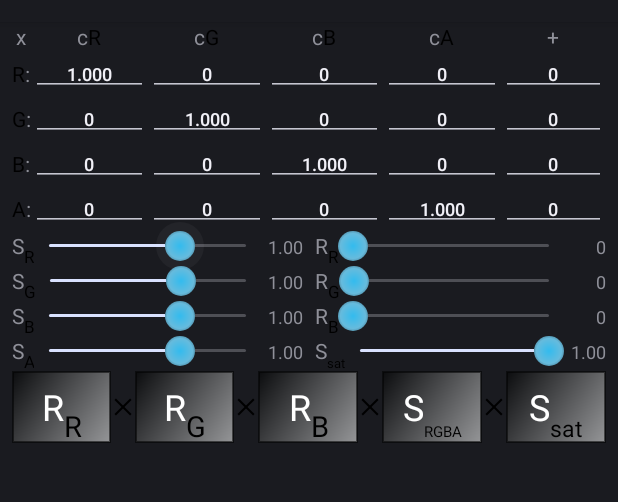
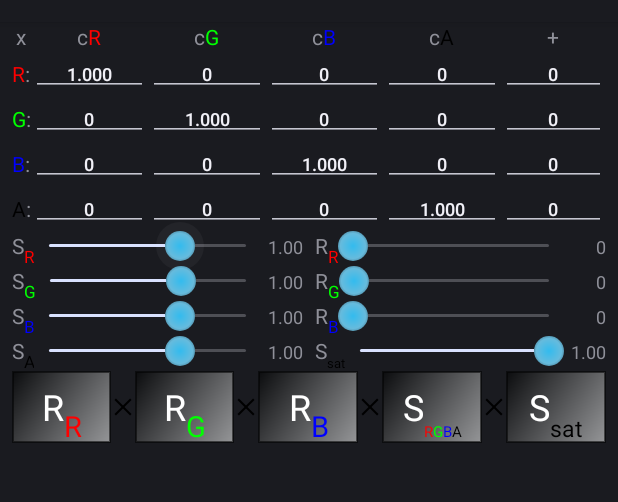
Before and after one commit to TWiStErRob/net.twisterrob.colorfilters, an Android app: the fragment MatrixFragment shown on its own in the app's theme, on a phone screen of 412 x 824 dp, the part 62-564 px from its top. Run offline under Robolectric (Android 15) with nearby library versions, the phone set to English and light mode, and no system bars; 6 statements that could not run were skipped.

Commit message:
[SVN] r2707 Android Color Filters in /Projects/Android Color Filters/ [FIX] #7 Add overrides for colors on every API level.

```diff
--- a/feature/lighting/src/main/res/values/strings.xml
+++ b/feature/lighting/src/main/res/values/strings.xml
@@ -2,6 +2,7 @@
 <resources>
 
 	<string name="cf_lighting_info_title">LightingColorFilter(mul, add)</string>
+	<!-- colors work before 23, 23 and onwards RGB will be black -->
 	<string name="cf_lighting_info">This is a color filter that multiplies the
         <font fgcolor="#FFFF0000" color="-#010000">R</font><font fgcolor="#FF00FF00" color="-#FF0100">G</font><font fgcolor="#FF0000FF" color="-#FFFF01">B</font> channels
         by one color (<tt>mul</tt>), and then adds a second color (<tt>add</tt>), pinning the result for each component to <tt>[0..255]</tt>.
--- /dev/null
+++ b/feature/matrix/src/main/res/values-v23/strings.xml
@@ -0,0 +1,24 @@
+<resources>
+
+	<!-- Before 23 there's no need to hack around: http://www.twisterrob.net/blog/2016/09/android-xml-colors.html
+	     see base in default resource folder. -->
+	<string name="cf_matrix_R"><font fgcolor="#FFFF0000">R</font>:</string>
+	<string name="cf_matrix_G"><font fgcolor="#FF00FF00">G</font>:</string>
+	<string name="cf_matrix_B"><font fgcolor="#FF0000FF">B</font>:</string>
+	<string name="cf_matrix_A"><font fgcolor="#FF000000">A</font>:</string>
+	<string name="cf_matrix_cR">c<font fgcolor="#FFFF0000">R</font></string>
+	<string name="cf_matrix_cG">c<font fgcolor="#FF00FF00">G</font></string>
+	<string name="cf_matrix_cB">c<font fgcolor="#FF0000FF">B</font></string>
+	<string name="cf_matrix_cA">c<font fgcolor="#FF000000">A</font></string>
+	<string name="cf_matrix_add">+</string>
+	<string name="cf_matrix_sR">S<sub><small><font fgcolor="#FFFF0000">R</font></small></sub></string>
+	<string name="cf_matrix_sG">S<sub><small><font fgcolor="#FF00FF00">G</font></small></sub></string>
+	<string name="cf_matrix_sB">S<sub><small><font fgcolor="#FF0000FF">B</font></small></sub></string>
+	<string name="cf_matrix_sA">S<sub><small><font fgcolor="#FF000000">A</font></small></sub></string>
+	<string name="cf_matrix_rR">R<sub><small><font fgcolor="#FFFF0000">R</font></small></sub></string>
+	<string name="cf_matrix_rG">R<sub><small><font fgcolor="#FF00FF00">G</font></small></sub></string>
+	<string name="cf_matrix_rB">R<sub><small><font fgcolor="#FF0000FF">B</font></small></sub></string>
+	<string name="cf_matrix_sat">S<sub><small><small><font fgcolor="#FF000000">sat</font></small></small></sub></string>
+	<string name="cf_matrix_S">S<sub><small><small><small><small><font fgcolor="#FFFF0000">R</font><font fgcolor="#FF00FF00">G</font><font fgcolor="#FF0000FF">B</font><font fgcolor="#FF000000">A</font></small></small></small></small></sub></string>
+
+</resources>
--- a/feature/matrix/src/main/res/values/strings.xml
+++ b/feature/matrix/src/main/res/values/strings.xml
@@ -5,6 +5,9 @@
 	<string name="cf_matrix_info">This is a color filter that transforms colors through a 4x5 color <tt>matrix</tt>.
         \n\nThe <tt>matrix</tt> is copied into the filter, so changes made to it after the filter is constructed will not be reflected in the filter.
     </string>
+
+	<!-- Before 23 there's a need to hack around: http://www.twisterrob.net/blog/2016/09/android-xml-colors.html
+	     see override in other resource folder. -->
 	<string name="cf_matrix_R"><font fgcolor="#FFFF0000" color="-#010000">R</font>:</string>
 	<string name="cf_matrix_G"><font fgcolor="#FF00FF00" color="-#FF0100">G</font>:</string>
 	<string name="cf_matrix_B"><font fgcolor="#FF0000FF" color="-#FFFF01">B</font>:</string>
```
